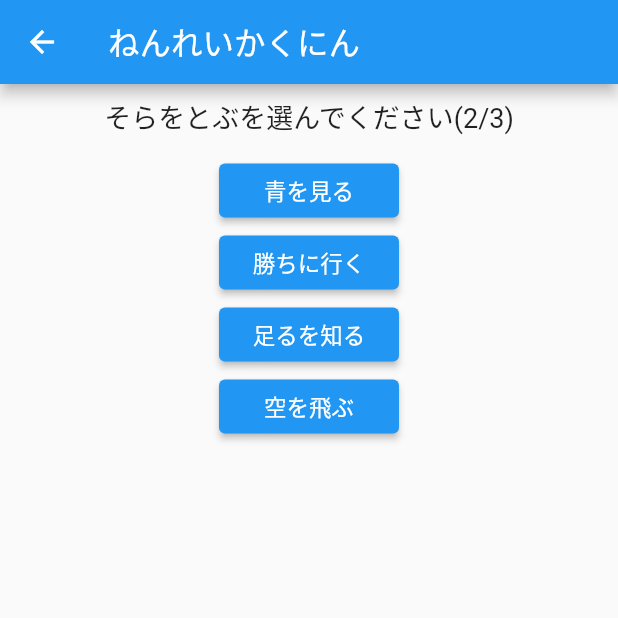
After one commit to YoshihideSogawa/flutter_word_quiz, a Flutter app: the ParentalGatePage screen opened directly, after a tap on "空を飛ぶ", on a phone screen of 412 x 824 dp, the top half of it. The commit adds this screen. Run offline on Flutter 3.47's test engine with Material 2 defaults, Android fonts, the phone set to English and light mode, and no system bars; our stand-ins replace flutter_hooks, freezed_annotation, hive_flutter, hooks_riverpod, share_plus; accounts and stored records are empty.

Commit message:
ペアレンタルゲートの実装

```diff
--- a/lib/model/splash_page_info.dart
+++ b/lib/model/splash_page_info.dart
@@ -9,6 +9,7 @@ part 'splash_page_info.g.dart';
 class SplashPageInfo with _$SplashPageInfo {
   const factory SplashPageInfo({
     @Default(false) bool showRule,
+    @Default(false) bool showParentalGate,
   }) = _SplashPageInfo;
 
   factory SplashPageInfo.fromJson(Map<String, dynamic> json) =>
--- /dev/null
+++ b/lib/provider/parental_gate_provider.dart
@@ -0,0 +1,49 @@
+import 'dart:math';
+
+import 'package:hooks_riverpod/hooks_riverpod.dart';
+import 'package:word_quiz/model/parental_gate_list.dart';
+import 'package:word_quiz/model/parental_gate_page_info.dart';
+import 'package:word_quiz/repository/app_property_repository.dart';
+
+/// ペアレンタルゲートのProviderです。
+final parentalGatePageProvider =
+    StateNotifierProvider<ParentalGatePageNotifier, ParentalGatePageInfo>(
+  ParentalGatePageNotifier.new,
+);
+
+class ParentalGatePageNotifier extends StateNotifier<ParentalGatePageInfo> {
+  ParentalGatePageNotifier(this._ref)
+      : super(
+          const ParentalGatePageInfo(
+            maxAnswerNum: _maxAnswerNum,
+          ),
+        ) {
+    pick();
+  }
+
+  /// [Ref]
+  final Ref _ref;
+
+  /// 最大回答数
+  static const _maxAnswerNum = 3;
+
+  /// ペアレンタルゲート用のキャラクターを選択します。
+  void pick() {
+    final randomInt = Random().nextInt(parentalGateList.length);
+    final pickedParentalGate = parentalGateList[randomInt];
+    final newAnswerList = [...?pickedParentalGate.answerList]..shuffle();
+    state = state.copyWith(
+      answerNum: state.answerNum + 1,
+      targetData: pickedParentalGate.copyWith(
+        answerList: newAnswerList,
+      ),
+    );
+  }
+
+  /// ペアレンタルコントロールを設定します。
+  void updateParentalControl({required bool parentalControl}) {
+    _ref
+        .read(appPropertyRepositoryProvider)
+        .saveParentalControl(parentalControl: parentalControl);
+  }
+}
--- /dev/null
+++ b/lib/ui/parental_gate/parental_gate_page.dart
@@ -0,0 +1,124 @@
+import 'package:flutter/material.dart';
+import 'package:hooks_riverpod/hooks_riverpod.dart';
+import 'package:word_quiz/provider/parental_gate_provider.dart';
+import 'package:word_quiz/ui/splash/splash_page.dart';
+
+/// ペアレンタルゲートページです。(Apple用)
+class ParentalGatePage extends ConsumerWidget {
+  const ParentalGatePage({
+    Key? key,
+  }) : super(key: key);
+
+  @override
+  Widget build(BuildContext context, WidgetRef ref) {
+    final parentalGate = ref.watch(parentalGatePageProvider);
+    return Scaffold(
+      appBar: AppBar(
+        title: const Text('ねんれいかくにん'),
+      ),
+      body: Padding(
+        padding: const EdgeInsets.all(8),
+        child: Center(
+          child: Column(
+            children: [
+              Text(
+                '${parentalGate.targetData?.question}を選んでください'
+                '(${parentalGate.answerNum}/${parentalGate.maxAnswerNum})',
+                style: const TextStyle(
+                  fontSize: 18,
+                ),
+              ),
+              const SizedBox(height: 12),
+              for (var answer in parentalGate.targetData!.answerList!)
+                SizedBox(
+                  width: 120,
+                  child: ElevatedButton(
+                    onPressed: () => _onTapAnswerButton(
+                      context,
+                      ref,
+                      answer == parentalGate.targetData!.correct,
+                    ),
+                    child: Text(answer),
+                  ),
+                ),
+            ],
+          ),
+        ),
+      ),
+    );
+  }
+
+  /// 制限解除失敗ダイアログを表示します。
+  void _showSuccessDialog(BuildContext context) {
+    showDialog<bool>(
+      context: context,
+      barrierDismissible: false,
+      builder: (context) => AlertDialog(
+        content: const Text(
+          'シェアなどの いちぶきのうを かいじょしました\n'
+          'ワードクイスをおたのしみください',
+        ),
+        actions: [
+          TextButton(
+            onPressed: () => _navigateSplashPage(context),
+            child: Text(MaterialLocalizations.of(context).okButtonLabel),
+          ),
+        ],
+      ),
+    );
+  }
+
+  /// 制限解除失敗ダイアログを表示します。
+  void _showFailedDialog(BuildContext context) {
+    showDialog<bool>(
+      context: context,
+      barrierDismissible: false,
+      builder: (context) => AlertDialog(
+        content: const Text(
+          'シェアなどの いちぶきのうを せいげんしました\n'
+          'やりなおすばあいは メニューから [ペアレンタルゲート]を えらんでください',
+        ),
+        actions: [
+          TextButton(
+            onPressed: () => _navigateSplashPage(context),
+            child: Text(MaterialLocalizations.of(context).okButtonLabel),
+          ),
+        ],
+      ),
+    );
+  }
+
+  /// 回答ボタンをタップした時の処理を行います。
+  void _onTapAnswerButton(BuildContext context, WidgetRef ref, bool isCorrect) {
+    if (isCorrect) {
+      final parentalGate = ref.read(parentalGatePageProvider);
+      // 回答上限数を超えていたら終了
+      if (parentalGate.answerNum >= parentalGate.maxAnswerNum) {
+        // ペアレンタルコントロールのオフ
+        ref
+            .read(parentalGatePageProvider.notifier)
+            .updateParentalControl(parentalControl: false);
+        _showSuccessDialog(context);
+      } else {
+        ref.read(parentalGatePageProvider.notifier).pick();
+      }
+    } else {
+      // ペアレンタルコントロールのオン
+      ref
+          .read(parentalGatePageProvider.notifier)
+          .updateParentalControl(parentalControl: true);
+      _showFailedDialog(context);
+    }
+  }
+
+  /// スプラッシュページに遷移します。
+  void _navigateSplashPage(BuildContext context) {
+    Navigator.pushAndRemoveUntil<void>(
+      context,
+      MaterialPageRoute(
+        builder: (context) => const SplashPage(),
+      ),
+      (route) => false,
+    );
+  }
+}
```
Also changed, not shown: lib/constant/app_platform.dart (added, +29 -0 lines), lib/model/parental_gate_data.dart (added, +18 -0 lines), lib/model/parental_gate_list.dart (added, +124 -0 lines), lib/model/parental_gate_page_info.dart (added, +19 -0 lines), lib/provider/splash_page_provider.dart (+23 -4 lines), lib/repository/app_property_repository.dart (+20 -0 lines), lib/ui/splash/splash_page.dart (+14 -0 lines), lib/model/parental_gate_data.freezed.dart (added), lib/model/parental_gate_data.g.dart (added), lib/model/parental_gate_page_info.freezed.dart (added), lib/model/parental_gate_page_info.g.dart (added), lib/model/splash_page_info.freezed.dart, lib/model/splash_page_info.g.dart, 1 other file.
